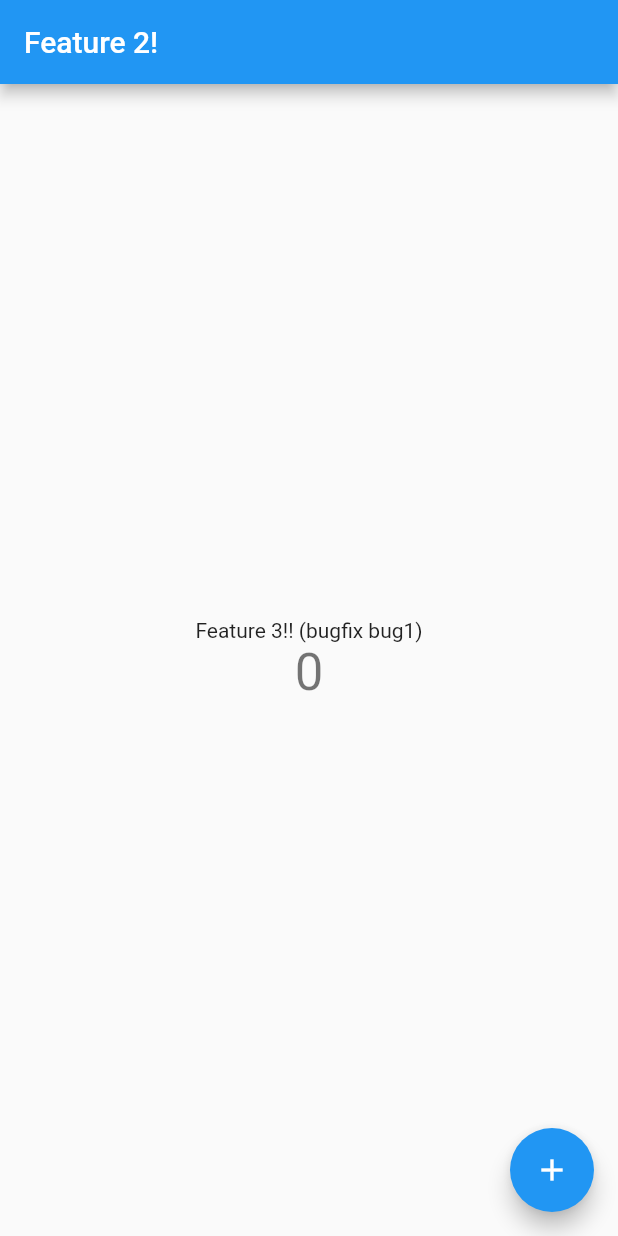
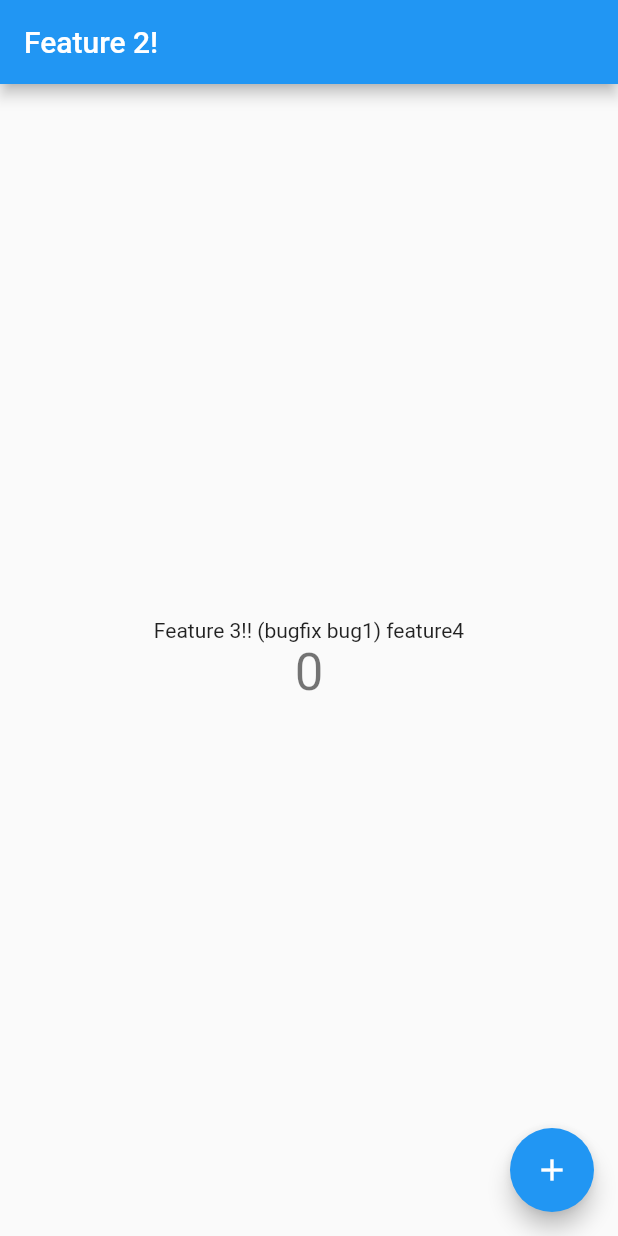
Before and after one commit to JakeSeo/git_flow_example, a Flutter app: the screen it shows after launch, on a phone screen of 412 x 824 dp. Run offline on Flutter 3.47's test engine with Material 2 defaults, Android fonts, the phone set to English and light mode, and no system bars.

Commit message:
feature4 > feature4

```diff
--- a/lib/main.dart
+++ b/lib/main.dart
@@ -96,7 +96,7 @@ class _MyHomePageState extends State<MyHomePage> {
           mainAxisAlignment: MainAxisAlignment.center,
           children: <Widget>[
             const Text(
-              'Feature 3!! (bugfix bug1)',
+              'Feature 3!! (bugfix bug1) feature4',
             ),
             Text(
               '$_counter',
```
